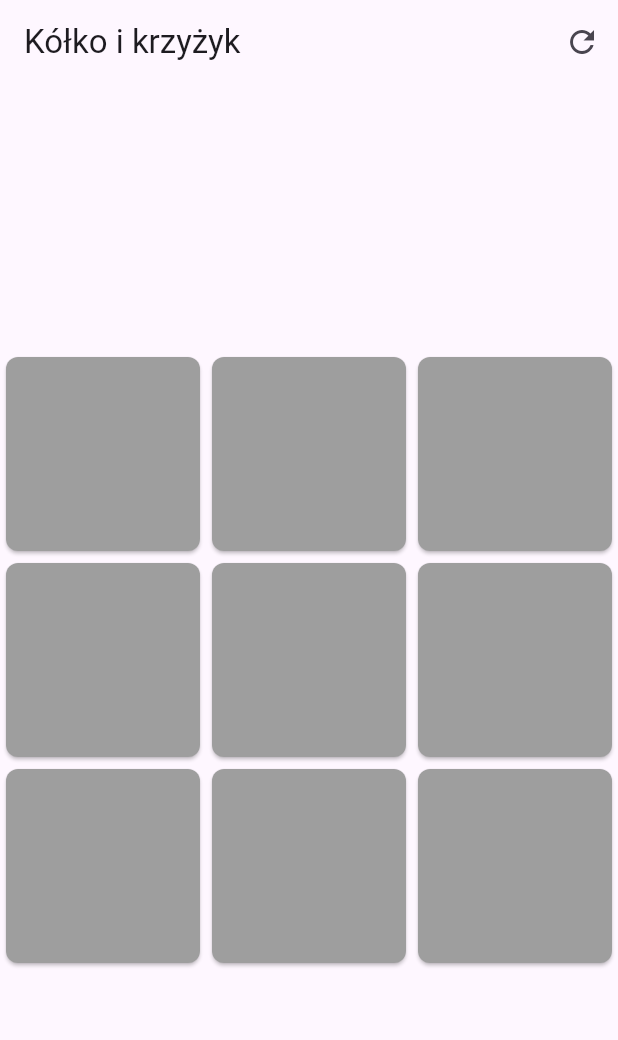
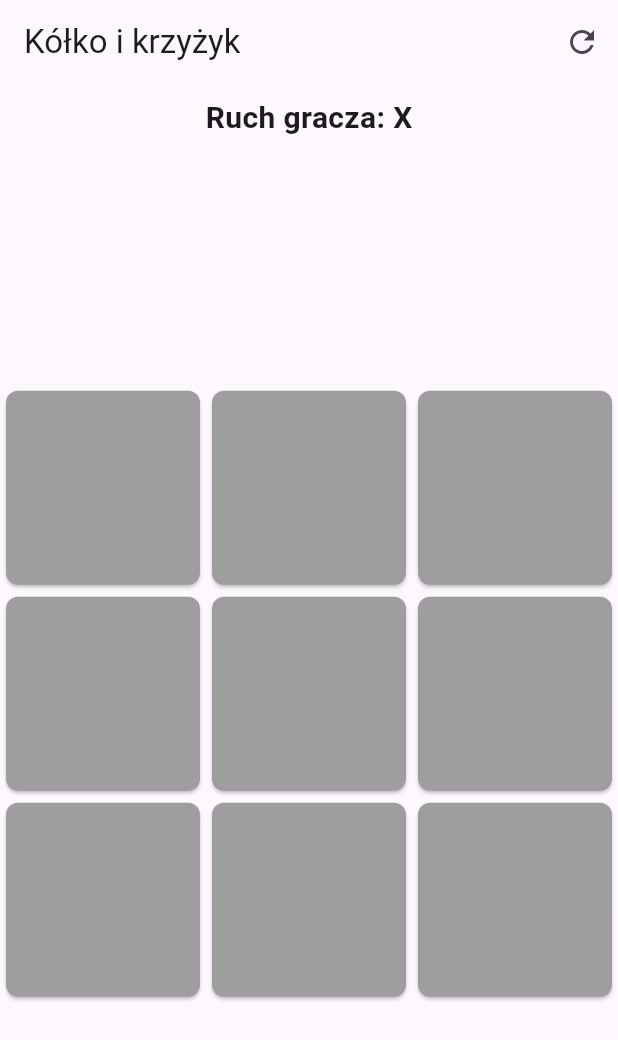
Before and after one commit to sikor-pl/firstly, a Flutter app: the screen it shows after launch, on a phone screen of 412 x 824 dp. Shown: the top 1040 px of the screen. Run offline on Flutter 3.47's test engine with Material 3 defaults, Android fonts, the light colour scheme and no system bars.

Commit message:
- informacja o ruchu gracza

```diff
--- a/lib/main.dart
+++ b/lib/main.dart
@@ -130,7 +130,17 @@ class _TicTacToePageState extends State<TicTacToePage> {
           ),
         ],
       ),
-      body: Center(
+      body: Column(
+        children: [
+          Padding(
+            padding: const EdgeInsets.all(8.0),
+            child: Text(
+              'Ruch gracza: $currentPlayer',
+              style: TextStyle(fontSize: 20, fontWeight: FontWeight.bold),
+            ),
+          ),
+          Expanded(
+            child: Center(
               child: AspectRatio(
                 aspectRatio: 1,
                 child: Column(
@@ -168,7 +178,9 @@ class _TicTacToePageState extends State<TicTacToePage> {
                                     ),
                                   ),
                                   child: Text(
-                              board[row][col] != null ? board[row][col]! : '',
+                                    board[row][col] != null
+                                        ? board[row][col]!
+                                        : '',
                                     style: TextStyle(fontSize: 32.0),
                                   ),
                                   onPressed: () => _makeMove(row, col),
@@ -183,6 +195,9 @@ class _TicTacToePageState extends State<TicTacToePage> {
                 ),
               ),
             ),
+          ),
+        ],
+      ),
     );
   }
 }
```
Lines whose indentation alone changed are shown as unchanged.
